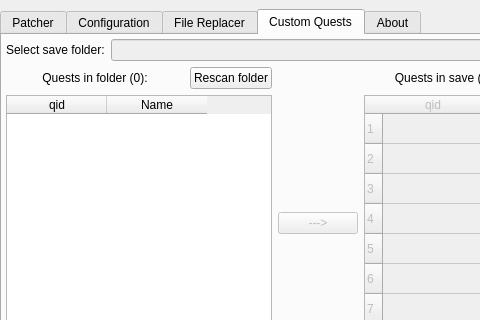
FUComplete/FUCTool, file qt_ui.ui: the form before one commit; both pictures show x 0 to 480 and y 0 to 320 of the 634 by 590 pixel window.
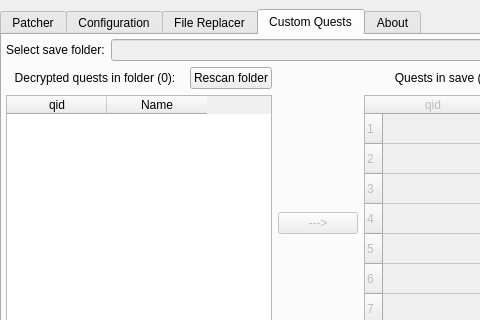
The form after the commit. The open tabs and pages were chosen to show the change. Icons and pictures are not drawn.

The edit to the form file:
```diff
--- a/qt_ui.ui
+++ b/qt_ui.ui
@@ -457,7 +457,7 @@
              <item>
               <widget class="QLabel" name="folder_count">
                <property name="text">
-                <string notr="true">Quests in folder (0):</string>
+                <string notr="true">Decrypted quests in folder (0):</string>
                </property>
                <property name="alignment">
                 <set>Qt::AlignCenter</set>
```
